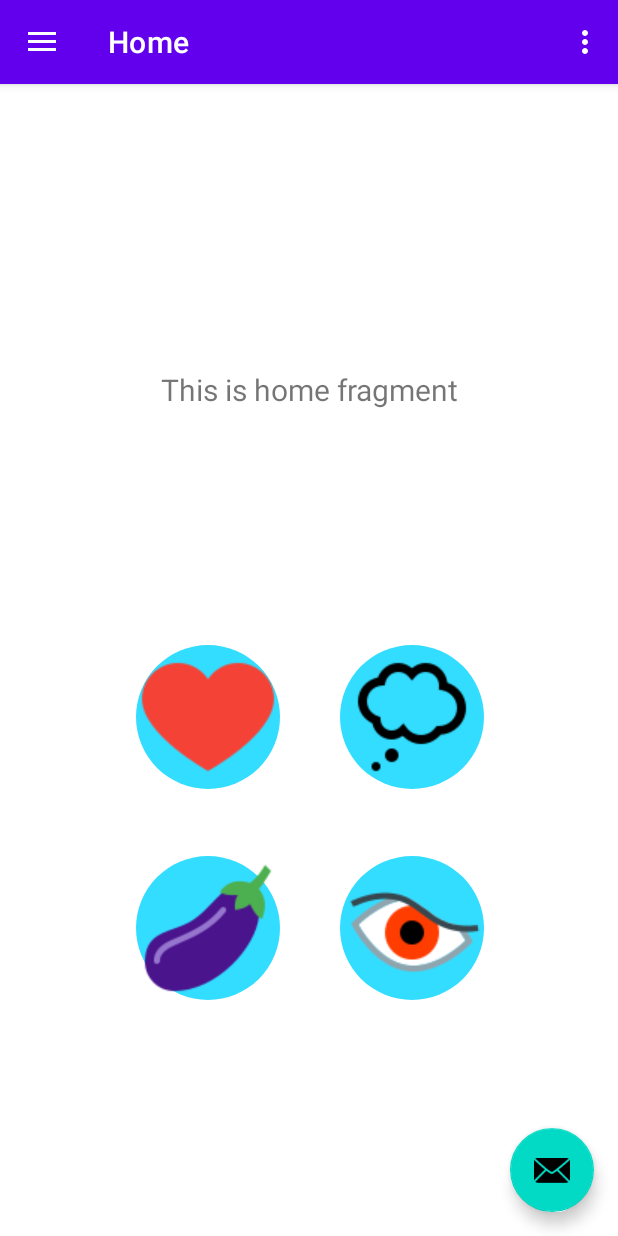
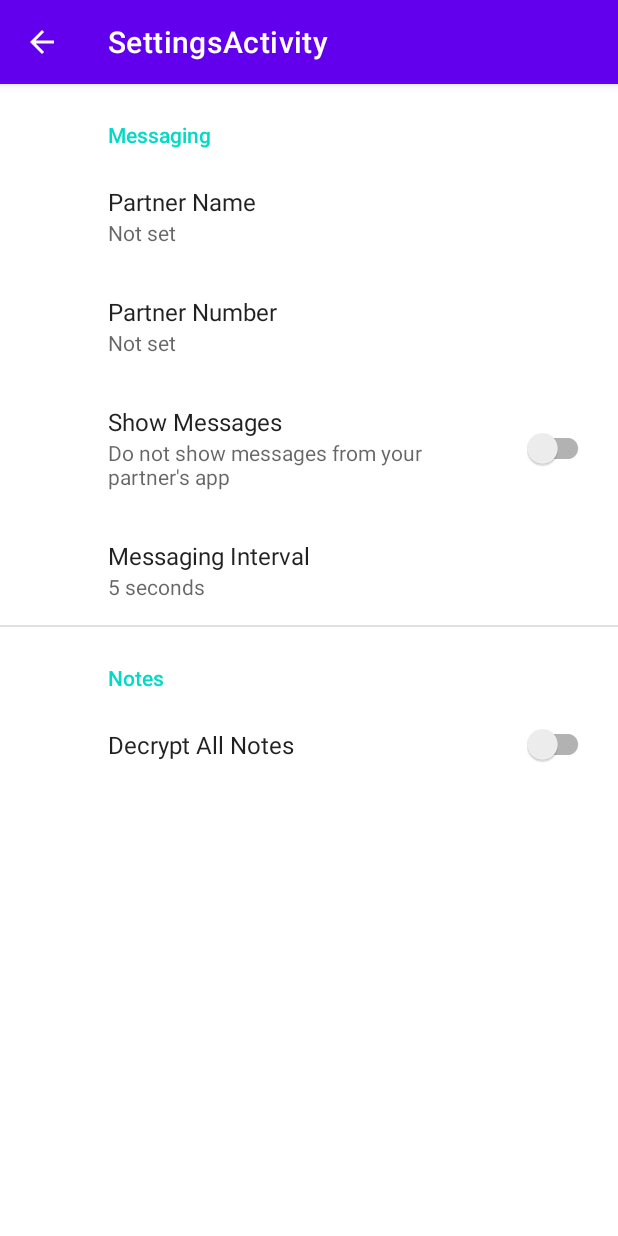
Before and after one commit to kenmurrell/Zerbert, an Android app: the screen it shows after launch (MainActivity before the commit, SettingsActivity after it), in the options menu, after a tap on "Settings", on a phone screen of 412 x 824 dp. Run offline under Robolectric (Android 15) with nearby library versions, the phone set to English and light mode, and no system bars; our stand-ins replace androidx.preference, navigation-ui.

Commit message:
Master: added basic settings functionality

```diff
--- a/app/build.gradle
+++ b/app/build.gradle
@@ -42,6 +42,7 @@ dependencies {
     implementation 'androidx.navigation:navigation-ui:2.3.5'
     implementation 'androidx.legacy:legacy-support-v4:1.0.0'
     implementation 'com.github.bumptech.glide:glide:4.12.0'
+    implementation 'androidx.preference:preference:1.1.1'
     annotationProcessor 'com.github.bumptech.glide:compiler:4.8.0'
     testImplementation 'junit:junit:4.+'
     androidTestImplementation 'androidx.test.ext:junit:1.1.2'
--- a/app/src/main/java/com/kenmurrell/zerbert/MainActivity.java
+++ b/app/src/main/java/com/kenmurrell/zerbert/MainActivity.java
@@ -3,14 +3,15 @@ package com.kenmurrell.zerbert;
 import android.Manifest;
 import android.app.AlertDialog;
 import android.content.DialogInterface;
+import android.content.Intent;
 import android.content.IntentFilter;
 import android.content.SharedPreferences;
 import android.content.pm.PackageManager;
 import android.os.Bundle;
 import android.view.Menu;
+import android.view.MenuItem;
 import android.view.View;
 import android.widget.ImageView;
-import android.widget.Toast;
 
 import androidx.appcompat.app.AppCompatActivity;
 import androidx.core.app.ActivityCompat;
@@ -20,6 +21,7 @@ import androidx.navigation.NavController;
 import androidx.navigation.Navigation;
 import androidx.navigation.ui.AppBarConfiguration;
 import androidx.navigation.ui.NavigationUI;
+import androidx.preference.PreferenceManager;
 
 import com.bumptech.glide.Glide;
 import com.google.android.material.navigation.NavigationView;
@@ -27,7 +29,8 @@ import com.google.android.material.snackbar.Snackbar;
 import com.kenmurrell.zerbert.databinding.ActivityMainBinding;
 import com.kenmurrell.zerbert.ui.SmsListener;
 
-public class MainActivity extends AppCompatActivity {
+public class MainActivity extends AppCompatActivity implements SharedPreferences.OnSharedPreferenceChangeListener
+{
 
     private AppBarConfiguration mAppBarConfiguration;
     private ActivityMainBinding binding;
@@ -35,7 +38,8 @@ public class MainActivity extends AppCompatActivity {
     private final IntentFilter filter = new IntentFilter("android.provider.Telephony.SMS_RECEIVED");
 
     @Override
-    protected void onCreate(Bundle savedInstanceState) {
+    protected void onCreate(Bundle savedInstanceState)
+    {
         super.onCreate(savedInstanceState);
 
         binding = ActivityMainBinding.inflate(getLayoutInflater());
@@ -64,14 +68,11 @@ public class MainActivity extends AppCompatActivity {
         NavigationUI.setupActionBarWithNavController(this, navController, mAppBarConfiguration);
         NavigationUI.setupWithNavController(navigationView, navController);
 
-        //temporary until i get this setup
-        SharedPreferences.Editor editor  = getSharedPreferences("userpreferences", 0).edit();
-        editor.putString("number", "6138858659");
-        editor.putString("name", "tester");
-        editor.commit();
-
         receiver = new SmsReceiver();
         this.registerReceiver(receiver,  filter);
+
+        SharedPreferences sp = PreferenceManager.getDefaultSharedPreferences(this);
+        sp.registerOnSharedPreferenceChangeListener(this);
 
         SmsReceiver.bindListener(new SmsListener() {
             @Override
@@ -96,35 +97,59 @@ public class MainActivity extends AppCompatActivity {
     }
 
     @Override
-    public boolean onCreateOptionsMenu(Menu menu) {
+    public boolean onCreateOptionsMenu(Menu menu)
+    {
         // Inflate the menu; this adds items to the action bar if it is present.
         getMenuInflater().inflate(R.menu.main, menu);
         return true;
     }
 
     @Override
-    public boolean onSupportNavigateUp() {
-        NavController navController = Navigation.findNavController(this, R.id.nav_host_fragment_content_main);
-        return NavigationUI.navigateUp(navController, mAppBarConfiguration)
-                || super.onSupportNavigateUp();
+    public boolean onOptionsItemSelected(MenuItem item)
+    {
+        int id = item.getItemId();
+        if (id == R.id.action_settings)
+        {
+            Intent intent = new Intent(MainActivity.this, SettingsActivity.class);
+            startActivity(intent);
+            return true;
+        }
+        return super.onOptionsItemSelected(item);
     }
 
     @Override
-    protected void onResume() {
+    public boolean onSupportNavigateUp()
+    {
+        NavController navController = Navigation.findNavController(this, R.id.nav_host_fragment_content_main);
+        return NavigationUI.navigateUp(navController, mAppBarConfiguration) || super.onSupportNavigateUp();
+    }
+
+    @Override
+    protected void onResume()
+    {
         // Register receiver if activity is in front
         this.registerReceiver(receiver, filter);
         super.onResume();
     }
 
     @Override
-    protected void onPause() {
+    protected void onPause()
+    {
         // Unregister receiver if activity is not in front
         this.unregisterReceiver(receiver);
         super.onPause();
     }
 
+    @Override
+    protected void onDestroy()
+    {
+        super.onDestroy();
+        PreferenceManager.getDefaultSharedPreferences(this).unregisterOnSharedPreferenceChangeListener(this);
+    }
+
     public void PopUpGif()
     {
+        // Will replace this with mapping later
         ImageView image = new ImageView(this);
         Glide.with(this).load(R.drawable.animated_heart).into(image);
         image.setImageResource(R.drawable.animated_heart);
@@ -141,4 +166,10 @@ public class MainActivity extends AppCompatActivity {
                 }).create();
         pop.show();
     }
+
+    @Override
+    public void onSharedPreferenceChanged(SharedPreferences sharedPreferences, String key)
+    {
+        // for later, else delete
+    }
 }
--- /dev/null
+++ b/app/src/main/java/com/kenmurrell/zerbert/SettingsActivity.java
@@ -0,0 +1,33 @@
+package com.kenmurrell.zerbert;
+
+import android.os.Bundle;
+
+import androidx.appcompat.app.ActionBar;
+import androidx.appcompat.app.AppCompatActivity;
+import androidx.preference.PreferenceFragmentCompat;
+
+public class SettingsActivity extends AppCompatActivity {
+
+    @Override
+    protected void onCreate(Bundle savedInstanceState) {
+        super.onCreate(savedInstanceState);
+        setContentView(R.layout.settings_activity);
+        if (savedInstanceState == null) {
+            getSupportFragmentManager()
+                    .beginTransaction()
+                    .replace(R.id.settings, new SettingsFragment())
+                    .commit();
+        }
+        ActionBar actionBar = getSupportActionBar();
+        if (actionBar != null) {
+            actionBar.setDisplayHomeAsUpEnabled(true);
+        }
+    }
+
+    public static class SettingsFragment extends PreferenceFragmentCompat {
+        @Override
+        public void onCreatePreferences(Bundle savedInstanceState, String rootKey) {
+            setPreferencesFromResource(R.xml.root_preferences, rootKey);
+        }
+    }
+}
--- /dev/null
+++ b/app/src/main/res/layout/settings_activity.xml
@@ -0,0 +1,9 @@
+<LinearLayout xmlns:android="http://schemas.android.com/apk/res/android"
+    android:layout_width="match_parent"
+    android:layout_height="match_parent">
+
+    <FrameLayout
+        android:id="@+id/settings"
+        android:layout_width="match_parent"
+        android:layout_height="match_parent" />
+</LinearLayout>
--- /dev/null
+++ b/app/src/main/res/values/arrays.xml
@@ -0,0 +1,16 @@
+<resources>
+    <!-- Messaging Settings -->
+    <string-array name="messaging_interval_entries">
+        <item>0 seconds</item>
+        <item>5 seconds</item>
+        <item>10 seconds</item>
+        <item>30 seconds</item>
+    </string-array>
+
+    <string-array name="messaging_interval_values">
+        <item>0</item>
+        <item>5</item>
+        <item>10</item>
+        <item>30</item>
+    </string-array>
+</resources>
--- a/app/src/main/res/values/strings.xml
+++ b/app/src/main/res/values/strings.xml
@@ -16,4 +16,19 @@
     <string name="vault_password_hint">Enter your password here</string>
     <string name="vault_button_text">unlock</string>
     <string name="random_button_text">next</string>
+    <string name="title_activity_settings">SettingsActivity</string>
+
+    <!-- Settings Menu -->
+    <string name="messaging_header">Messaging</string>
+    <string name="partner_name_title">Partner Name</string>
+    <string name="partner_number_title">Partner Number</string>
+    <string name="show_messages_title">Show Messages</string>
+    <string name="show_messages_summary_on">Show messages from your partner\'s app</string>
+    <string name="show_messages_summary_off">Do not show messages from your partner\'s app</string>
+    <string name="messaging_interval_title">Messaging Interval</string>
+
+    <string name="notes_header">Notes</string>
+    <string name="decrypt_all_title">Decrypt All Notes</string>
+    <string name="decrypt_all_summary_on">Nice try; this doesn\'t do anything!</string>
+
 </resources>
--- /dev/null
+++ b/app/src/main/res/xml/root_preferences.xml
@@ -0,0 +1,41 @@
+<PreferenceScreen xmlns:app="http://schemas.android.com/apk/res-auto">
+
+    <PreferenceCategory app:title="@string/messaging_header">
+
+        <EditTextPreference
+            app:key="partner_name"
+            app:title="@string/partner_name_title"
+            app:useSimpleSummaryProvider="true" />
+
+        <EditTextPreference
+            app:key="partner_number"
+            app:title="@string/partner_number_title"
+            app:useSimpleSummaryProvider="true" />
+
+        <SwitchPreferenceCompat
+            app:key="show_messages"
+            app:title="@string/show_messages_title"
+            app:summaryOff="@string/show_messages_summary_off"
+            app:summaryOn="@string/show_messages_summary_on"/>
+
+        <ListPreference
+            app:dependency="show_messages"
+            app:defaultValue="5"
+            app:entries="@array/messaging_interval_entries"
+            app:entryValues="@array/messaging_interval_values"
+            app:key="messaging_interval"
+            app:title="@string/messaging_interval_title"
+            app:useSimpleSummaryProvider="true" />
+
+    </PreferenceCategory>
+
+    <PreferenceCategory app:title="@string/notes_header">
+
+        <SwitchPreferenceCompat
+            app:key="decrypt_all"
+            app:title="@string/decrypt_all_title"
+            app:summaryOn="@string/decrypt_all_summary_on"/>
+
+    </PreferenceCategory>
+
+</PreferenceScreen>
```
Also changed, not shown: app/src/main/AndroidManifest.xml (+9 -1 lines), app/src/main/java/com/kenmurrell/zerbert/SmsReceiver.java (+34 -13 lines).
